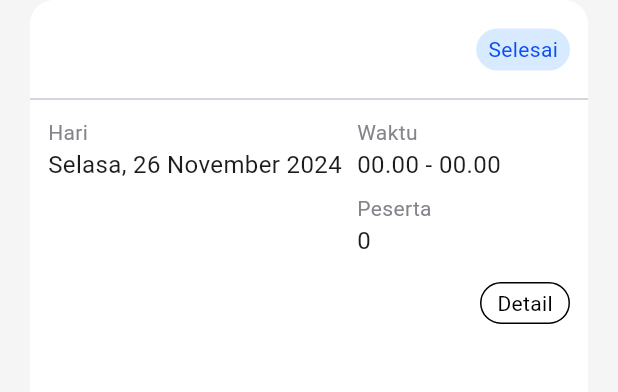
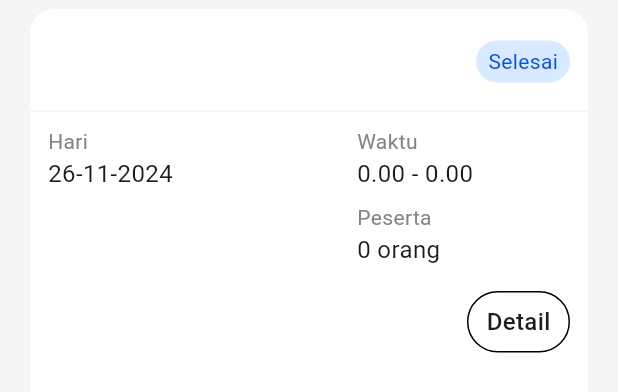
Before and after one commit to ChamillatulLuqianaAgustin/face_count, a Flutter app: the CardCustom widget shown alone on an empty page, opened directly with empty values, on a phone screen of 412 x 824 dp. Shown: the top 392 px of the screen. Run offline on Flutter 3.47's test engine with Material 3 defaults, Android fonts, the phone set to English and light mode, and no system bars; our stand-ins replace cloud_firestore, equatable, firebase_auth, firebase_core, flutter_bloc, image_picker; accounts and stored records are empty; Roboto replaces fonts that are missing (SFProDisplay).

Commit message:
feat: fix labeling event

```diff
--- a/lib/features/riwayat/widgets/card_custom.dart
+++ b/lib/features/riwayat/widgets/card_custom.dart
@@ -1,19 +1,18 @@
 import 'package:face_count/configs/theme.dart';
+import 'package:face_count/features/acara/detail_acara.dart';
 import 'package:flutter/material.dart';
 import 'package:intl/intl.dart';
-import 'package:intl/date_symbol_data_local.dart';
 
 import '../../../models/acara_model.dart';
 
+String formatTanggal(DateTime? tanggal) {
+  if (tanggal == null) return '';
+  return DateFormat('dd-MM-yyyy').format(tanggal);
+}
+
 class CardCustom extends StatelessWidget {
   final AcaraModel acaraModel;
-  final VoidCallback? onPressed;
-
-  CardCustom({
-    super.key,
-    required this.acaraModel,
-    this.onPressed,
-  });
+  const CardCustom({super.key, required this.acaraModel});
 
   @override
   Widget build(BuildContext context) {
@@ -30,7 +29,7 @@ class CardCustom extends StatelessWidget {
 
     return Container(
       padding: const EdgeInsets.symmetric(vertical: 12),
-      margin: const EdgeInsets.symmetric(horizontal: 20),
+      margin: const EdgeInsets.symmetric(horizontal: 20, vertical: 6),
       decoration: BoxDecoration(
         borderRadius: BorderRadius.circular(16),
         color: neutral0,
@@ -48,14 +47,14 @@ class CardCustom extends StatelessWidget {
                     Text(
                       acaraModel.nama_acara.toString(),
                       style: mediumTS.copyWith(
-                        fontSize: 16,
+                        fontSize: 18,
                         color: neutral950,
                       ),
                     ),
                     Text(
                       acaraModel.desc_acara.toString(),
                       style: regularTS.copyWith(
-                        color: neutral300,
+                        color: neutral400,
                       ),
                     ),
                   ],
@@ -85,7 +84,10 @@ class CardCustom extends StatelessWidget {
           const SizedBox(
             height: 4,
           ),
-          const Divider(),
+          const Divider(
+            color: neutral50,
+            height: 12,
+          ),
           const SizedBox(
             height: 4,
           ),
@@ -105,7 +107,7 @@ class CardCustom extends StatelessWidget {
                         ),
                       ),
                       Text(
-                        '$hari, $tanggal',
+                        formatTanggal(acaraModel.tanggal_acara),
                         style: regularTS.copyWith(
                           fontSize: 16,
                           color: neutral950,
@@ -126,8 +128,7 @@ class CardCustom extends StatelessWidget {
                         ),
                       ),
                       Text(
-                        '${acaraModel.waktu_mulai! < 10 ? '0' : ''}${acaraModel.waktu_mulai}.00 - '
-                        '${acaraModel.waktu_selesai! < 10 ? '0' : ''}${acaraModel.waktu_selesai}.00',
+                        '${acaraModel.waktu_mulai}.00 - ${acaraModel.waktu_selesai}.00',
                         style: regularTS.copyWith(
                           fontSize: 16,
                           color: neutral950,
@@ -179,7 +180,7 @@ class CardCustom extends StatelessWidget {
                         ),
                       ),
                       Text(
-                        acaraModel.jumlah_partisipan.toString(),
+                        '${acaraModel.jumlah_partisipan} orang',
                         style: regularTS.copyWith(
                           fontSize: 16,
                           color: neutral950,
@@ -197,22 +198,29 @@ class CardCustom extends StatelessWidget {
           Padding(
             padding: const EdgeInsets.symmetric(horizontal: 12),
             child: GestureDetector(
-              onTap: onPressed,
+              onTap: () {
+                Navigator.of(context).push(
+                  MaterialPageRoute(
+                    builder: (context) => DetailAcara(acara: acaraModel),
+                  ),
+                );
+              },
               child: Align(
                 alignment: Alignment.bottomRight,
                 child: Container(
-                  width: 60,
-                  height: 28,
+                  padding: EdgeInsets.symmetric(horizontal: 12, vertical: 8),
                   decoration: BoxDecoration(
                     color: Colors.white,
                     borderRadius: BorderRadius.circular(40),
                     border: Border.all(color: Colors.black),
                   ),
-                  child: const Align(
-                    alignment: Alignment.center,
-                    child: Text(
-                      'Detail',
-                      style: TextStyle(color: Colors.black),
+                  child: FittedBox(
+                    child: Align(
+                      alignment: Alignment.center,
+                      child: Text(
+                        'Detail',
+                        style: mediumTS.copyWith(fontSize: 16),
+                      ),
                     ),
                   ),
                 ),
--- a/lib/models/acara_model.dart
+++ b/lib/models/acara_model.dart
@@ -50,6 +50,8 @@ class AcaraModel {
     );
   }
 
+  get status => null;
+
   AcaraModel copyWith({
     String? id_acara,
     String? nama_acara,
```
Also changed, not shown: lib/features/auth/cubit/acara_cubit.dart (+20 -8 lines), lib/services/acara_service.dart (+22 -6 lines).
